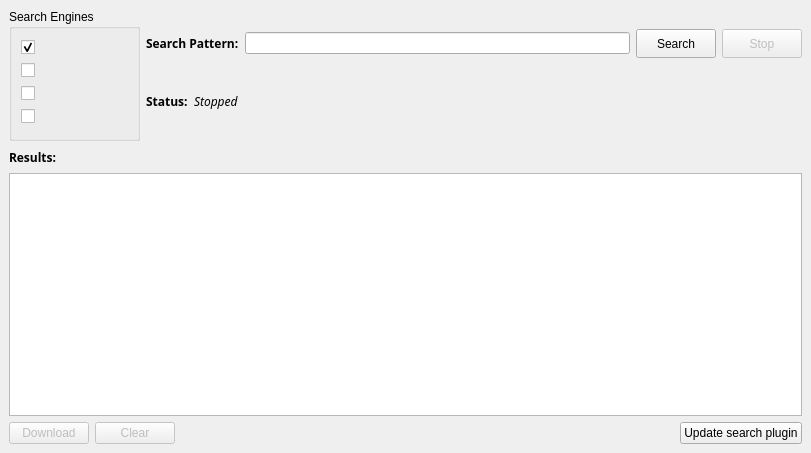
Old version of the form src/search.ui in the repository qbittorrent/qBittorrent.
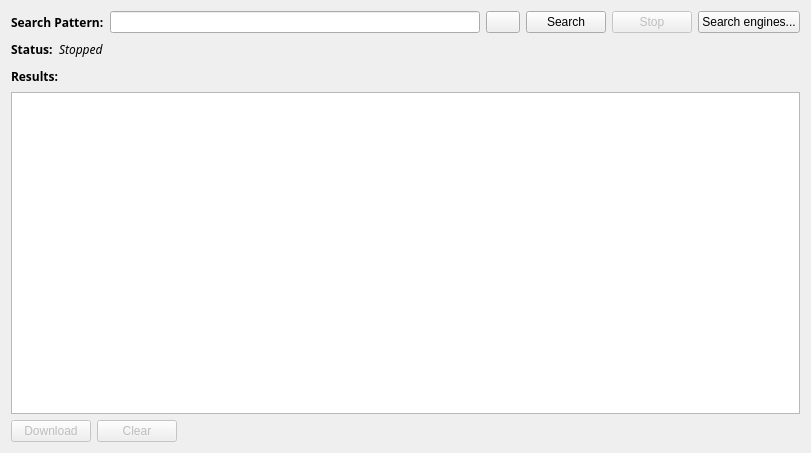
New version of the form. Icons and pictures are not drawn.

```diff
--- a/src/search.ui
+++ b/src/search.ui
@@ -13,93 +13,22 @@
    <string>Search</string>
   </property>
   <layout class="QVBoxLayout" >
-   <property name="margin" >
-    <number>9</number>
-   </property>
-   <property name="spacing" >
-    <number>6</number>
-   </property>
    <item>
     <layout class="QHBoxLayout" >
-     <property name="margin" >
-      <number>0</number>
-     </property>
      <property name="spacing" >
       <number>6</number>
      </property>
-     <item>
-      <widget class="QGroupBox" name="groupEngines" >
-       <property name="minimumSize" >
-        <size>
-         <width>131</width>
-         <height>132</height>
-        </size>
-       </property>
-       <property name="maximumSize" >
-        <size>
-         <width>125</width>
-         <height>132</height>
-        </size>
-       </property>
-       <property name="title" >
-        <string>Search Engines</string>
-       </property>
-       <layout class="QVBoxLayout" >
-        <property name="margin" >
-         <number>9</number>
-        </property>
-        <property name="spacing" >
-         <number>6</number>
-        </property>
-        <item>
-         <widget class="QCheckBox" name="mininova" >
-          <property name="text" >
-           <string/>
-          </property>
-          <property name="checked" >
-           <bool>true</bool>
-          </property>
-         </widget>
-        </item>
-        <item>
-         <widget class="QCheckBox" name="piratebay" >
-          <property name="text" >
-           <string/>
-          </property>
-         </widget>
-        </item>
-        <item>
-         <widget class="QCheckBox" name="isohunt" >
-          <property name="text" >
-           <string/>
-          </property>
-         </widget>
-        </item>
-        <item>
-         <widget class="QCheckBox" name="reactor" >
-          <property name="text" >
-           <string/>
-          </property>
-         </widget>
-        </item>
-       </layout>
-      </widget>
-     </item>
-     <item>
-      <layout class="QVBoxLayout" >
-       <property name="margin" >
+     <property name="leftMargin" >
+      <number>0</number>
+     </property>
+     <property name="topMargin" >
         <number>0</number>
        </property>
-       <property name="spacing" >
-        <number>6</number>
-       </property>
-       <item>
-        <layout class="QHBoxLayout" >
-         <property name="margin" >
+     <property name="rightMargin" >
           <number>0</number>
          </property>
-         <property name="spacing" >
-          <number>6</number>
+     <property name="bottomMargin" >
+      <number>0</number>
          </property>
          <item>
           <widget class="QLabel" name="search_lbl" >
@@ -135,6 +64,28 @@
            </property>
           </widget>
          </item>
+     <item>
+      <widget class="QPushButton" name="clearPatternButton" >
+       <property name="maximumSize" >
+        <size>
+         <width>34</width>
+         <height>29</height>
+        </size>
+       </property>
+       <property name="text" >
+        <string/>
+       </property>
+       <property name="icon" >
+        <iconset resource="icons.qrc" >:/Icons/edit_clear.png</iconset>
+       </property>
+       <property name="iconSize" >
+        <size>
+         <width>30</width>
+         <height>21</height>
+        </size>
+       </property>
+      </widget>
+     </item>
          <item>
           <widget class="QPushButton" name="search_button" >
            <property name="maximumSize" >
@@ -164,16 +115,17 @@
            </property>
           </widget>
          </item>
+     <item>
+      <widget class="QPushButton" name="enginesButton" >
+       <property name="text" >
+        <string>Search engines...</string>
+       </property>
+      </widget>
+     </item>
         </layout>
        </item>
        <item>
         <layout class="QHBoxLayout" >
-         <property name="margin" >
-          <number>0</number>
-         </property>
-         <property name="spacing" >
-          <number>6</number>
-         </property>
          <item>
           <widget class="QLabel" name="status_lbl" >
            <property name="maximumSize" >
@@ -235,34 +187,48 @@
            </property>
            <property name="sizeHint" >
             <size>
-             <width>40</width>
-             <height>20</height>
+         <width>188</width>
+         <height>21</height>
             </size>
            </property>
           </spacer>
          </item>
         </layout>
        </item>
-      </layout>
-     </item>
-    </layout>
-   </item>
    <item>
     <layout class="QVBoxLayout" >
-     <property name="margin" >
-      <number>0</number>
-     </property>
      <property name="spacing" >
       <number>6</number>
      </property>
+     <property name="leftMargin" >
+      <number>0</number>
+     </property>
+     <property name="topMargin" >
+      <number>0</number>
+     </property>
+     <property name="rightMargin" >
+      <number>0</number>
+     </property>
+     <property name="bottomMargin" >
+      <number>0</number>
+     </property>
      <item>
       <layout class="QHBoxLayout" >
-       <property name="margin" >
-        <number>0</number>
-       </property>
        <property name="spacing" >
         <number>6</number>
        </property>
+       <property name="leftMargin" >
+        <number>0</number>
+       </property>
+       <property name="topMargin" >
+        <number>0</number>
+       </property>
+       <property name="rightMargin" >
+        <number>0</number>
+       </property>
+       <property name="bottomMargin" >
+        <number>0</number>
+       </property>
        <item>
         <widget class="QLabel" name="results_lbl" >
          <property name="maximumSize" >
@@ -329,12 +295,21 @@
      </item>
      <item>
       <layout class="QHBoxLayout" >
-       <property name="margin" >
-        <number>0</number>
-       </property>
        <property name="spacing" >
         <number>6</number>
        </property>
+       <property name="leftMargin" >
+        <number>0</number>
+       </property>
+       <property name="topMargin" >
+        <number>0</number>
+       </property>
+       <property name="rightMargin" >
+        <number>0</number>
+       </property>
+       <property name="bottomMargin" >
+        <number>0</number>
+       </property>
        <item>
         <widget class="QPushButton" name="download_button" >
          <property name="enabled" >
@@ -368,13 +343,6 @@
          </property>
         </spacer>
        </item>
-       <item>
-        <widget class="QPushButton" name="update_nova_button" >
-         <property name="text" >
-          <string>Update search plugin</string>
-         </property>
-        </widget>
-       </item>
       </layout>
      </item>
     </layout>
```
Left out of the diff: 4 changed lines with no effect on the pictures. Lines whose indentation alone changed are shown as unchanged.
